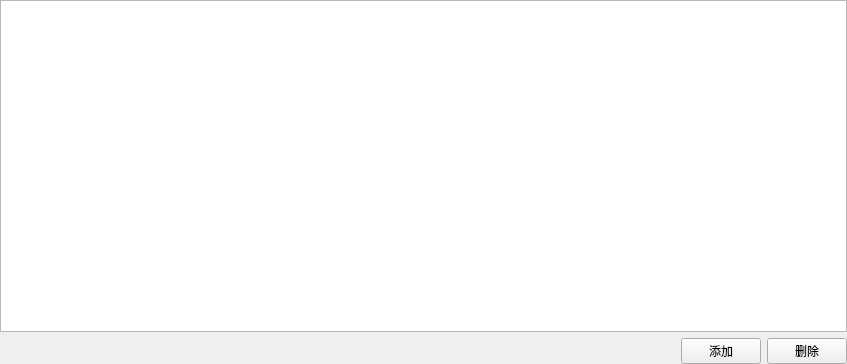
Before: the Qt Designer form src/utils/widgets/stringlistmodifywidget.ui in shine5402/KiraOtoToolbox, drawn with Qt 5.
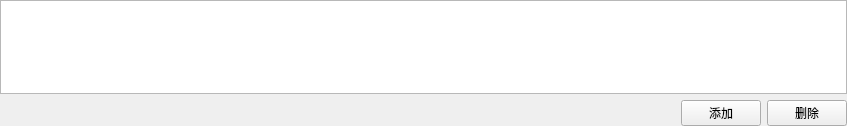
After: the same form once the commit is applied.

```diff
--- a/src/utils/widgets/stringlistmodifywidget.ui
+++ b/src/utils/widgets/stringlistmodifywidget.ui
@@ -7,7 +7,7 @@
     <x>0</x>
     <y>0</y>
     <width>847</width>
-    <height>364</height>
+    <height>126</height>
    </rect>
   </property>
   <property name="windowTitle">
```
